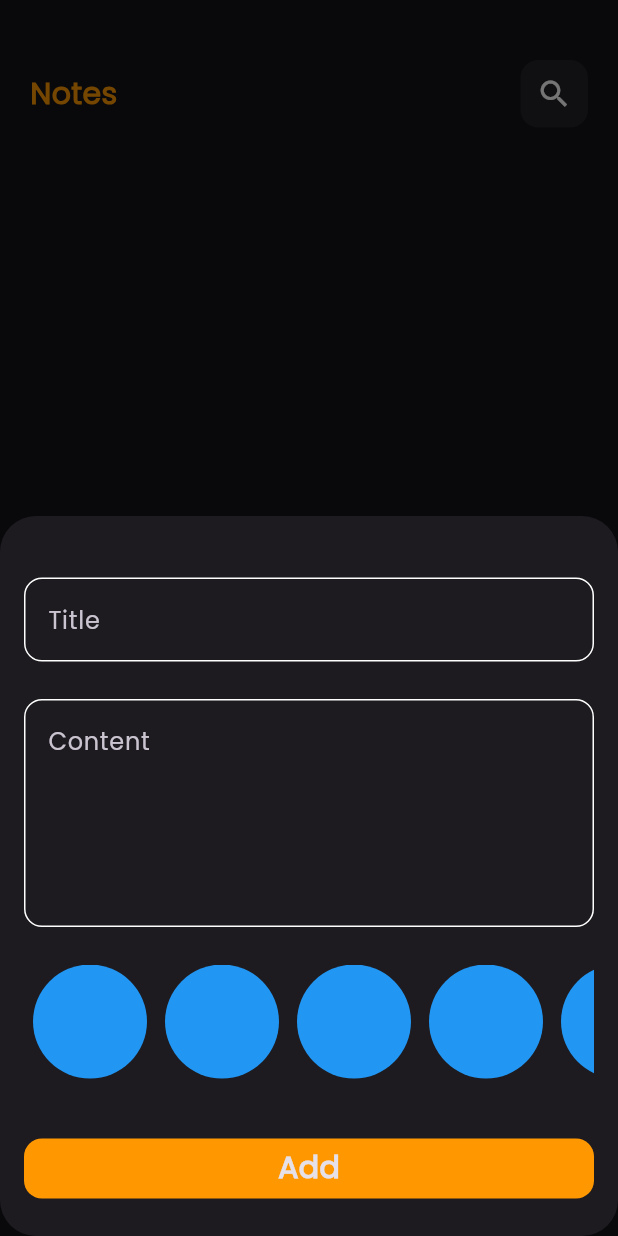
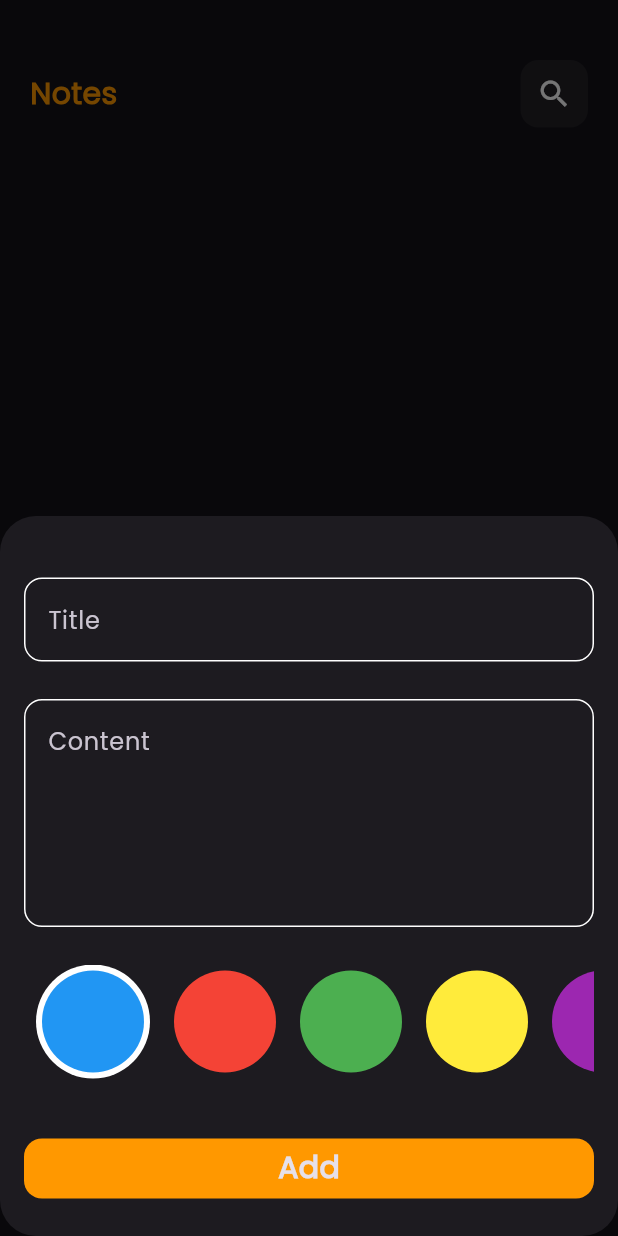
Before and after one commit to MohamedALshayeb/notes_app, a Flutter app: the screen it shows after launch, after a tap on the "add" icon, on a phone screen of 412 x 824 dp. Run offline on Flutter 3.47's test engine with Material 3 defaults, Android fonts, the light colour scheme and no system bars; our stand-ins replace bloc, flutter_bloc, hive, hive_flutter; accounts and stored records are empty.

Commit message:
custom_color_listview part2

```diff
--- a/lib/widgets/custom_color_listview.dart
+++ b/lib/widgets/custom_color_listview.dart
@@ -1,32 +1,68 @@
 import 'package:flutter/material.dart';
 
 class ColorItem extends StatelessWidget {
-  const ColorItem({super.key});
+  const ColorItem({super.key, required this.isSelected, required this.color});
 
+  final bool isSelected;
+  final Color color;
   @override
   Widget build(BuildContext context) {
-    return const Padding(
-      padding: EdgeInsets.symmetric(horizontal: 6),
-      child: CircleAvatar(
-        radius: 38,
-        backgroundColor: Colors.blue,
-      ),
-    );
+    return isSelected
+        ? CircleAvatar(
+            radius: 38,
+            backgroundColor: Colors.white,
+            child: CircleAvatar(
+              radius: 34,
+              backgroundColor: color,
+            ),
+          )
+        : CircleAvatar(
+            radius: 34,
+            backgroundColor: color,
+          );
   }
 }
 
-class CustomColorListView extends StatelessWidget {
+class CustomColorListView extends StatefulWidget {
   const CustomColorListView({super.key});
 
+  @override
+  State<CustomColorListView> createState() => _CustomColorListViewState();
+}
+
+class _CustomColorListViewState extends State<CustomColorListView> {
+  int currentColorIndex = 0;
+  List<Color> colors = const [
+    Colors.blue,
+    Colors.red,
+    Colors.green,
+    Colors.yellow,
+    Colors.purple,
+    Colors.orange,
+    Colors.pink,
+    Colors.teal
+  ];
   @override
   Widget build(BuildContext context) {
     return SizedBox(
       height: 38 * 2,
       child: ListView.builder(
           scrollDirection: Axis.horizontal,
-          itemCount: 8,
+          itemCount: colors.length,
           itemBuilder: (context, index) {
-            return const ColorItem();
+            return Padding(
+              padding: const EdgeInsets.symmetric(horizontal: 8.0),
+              child: GestureDetector(
+                onTap: () {
+                  currentColorIndex = index;
+                  setState(() {});
+                },
+                child: ColorItem(
+                  color: colors[index],
+                  isSelected: currentColorIndex == index,
+                ),
+              ),
+            );
           }),
     );
   }
```
